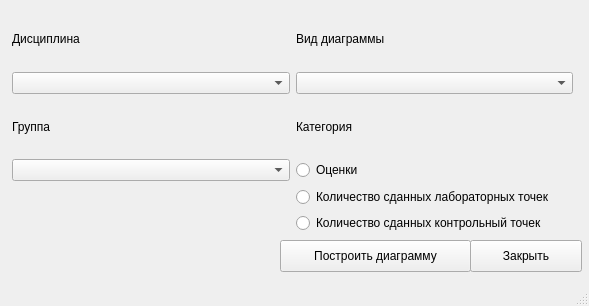
Above: forms/qt/analytics.ui from ziminyuri/student-performance-analysis before the change. Below: the same form after it.
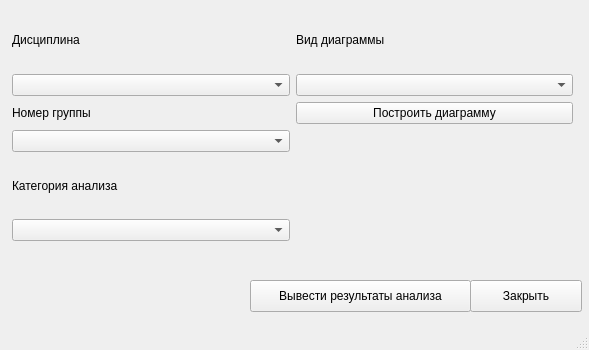
That is the form after the change.

Diff of the .ui file:
```diff
--- a/forms/qt/analytics.ui
+++ b/forms/qt/analytics.ui
@@ -7,7 +7,7 @@
     <x>0</x>
     <y>0</y>
     <width>589</width>
-    <height>306</height>
+    <height>350</height>
    </rect>
   </property>
   <property name="windowTitle">
@@ -20,10 +20,23 @@
       <x>12</x>
       <y>12</y>
       <width>561</width>
-      <height>221</height>
+      <height>229</height>
      </rect>
     </property>
     <layout class="QGridLayout" name="gridLayout">
+     <item row="1" column="1">
+      <widget class="QComboBox" name="comboBox_3"/>
+     </item>
+     <item row="3" column="0">
+      <widget class="QComboBox" name="comboBox_2"/>
+     </item>
+     <item row="2" column="0">
+      <widget class="QLabel" name="label_2">
+       <property name="text">
+        <string>Номер группы</string>
+       </property>
+      </widget>
+     </item>
      <item row="0" column="0">
       <widget class="QLabel" name="label">
        <property name="text">
@@ -31,27 +44,17 @@
        </property>
       </widget>
      </item>
-     <item row="1" column="0">
-      <widget class="QComboBox" name="comboBox"/>
-     </item>
-     <item row="2" column="0">
-      <widget class="QLabel" name="label_2">
+     <item row="4" column="0">
+      <widget class="QLabel" name="label_4">
        <property name="text">
-        <string>Группа</string>
+        <string>Категория анализа</string>
        </property>
       </widget>
      </item>
-     <item row="4" column="1">
-      <widget class="QRadioButton" name="radioButton_2">
+     <item row="2" column="1">
+      <widget class="QPushButton" name="pushButton">
        <property name="text">
-        <string>Количество сданных лабораторных точек</string>
-       </property>
-      </widget>
-     </item>
-     <item row="3" column="1">
-      <widget class="QRadioButton" name="radioButton">
-       <property name="text">
-        <string>Оценки</string>
+        <string>Построить диаграмму</string>
        </property>
       </widget>
      </item>
@@ -62,46 +65,19 @@
        </property>
       </widget>
      </item>
-     <item row="1" column="1">
-      <widget class="QComboBox" name="comboBox_3"/>
+     <item row="5" column="0">
+      <widget class="QComboBox" name="comboBox_4"/>
      </item>
-     <item row="2" column="1">
-      <widget class="QLabel" name="label_4">
-       <property name="text">
-        <string>Категория</string>
-       </property>
-      </widget>
-     </item>
-     <item row="3" column="0">
-      <widget class="QComboBox" name="comboBox_2"/>
-     </item>
-     <item row="5" column="1">
-      <widget class="QRadioButton" name="radioButton_3">
-       <property name="text">
-        <string>Количество сданных контрольный точек</string>
-       </property>
-      </widget>
+     <item row="1" column="0">
+      <widget class="QComboBox" name="comboBox"/>
      </item>
     </layout>
    </widget>
-   <widget class="QPushButton" name="pushButton">
-    <property name="geometry">
-     <rect>
-      <x>280</x>
-      <y>240</y>
-      <width>191</width>
-      <height>32</height>
-     </rect>
-    </property>
-    <property name="text">
-     <string>Построить диаграмму</string>
-    </property>
-   </widget>
    <widget class="QPushButton" name="pushButton_2">
     <property name="geometry">
      <rect>
       <x>470</x>
-      <y>240</y>
+      <y>280</y>
       <width>112</width>
       <height>32</height>
      </rect>
@@ -110,6 +86,19 @@
      <string>Закрыть</string>
     </property>
    </widget>
+   <widget class="QPushButton" name="pushButton_3">
+    <property name="geometry">
+     <rect>
+      <x>250</x>
+      <y>280</y>
+      <width>221</width>
+      <height>32</height>
+     </rect>
+    </property>
+    <property name="text">
+     <string>Вывести результаты анализа</string>
+    </property>
+   </widget>
   </widget>
   <widget class="QStatusBar" name="statusbar"/>
  </widget>
```
